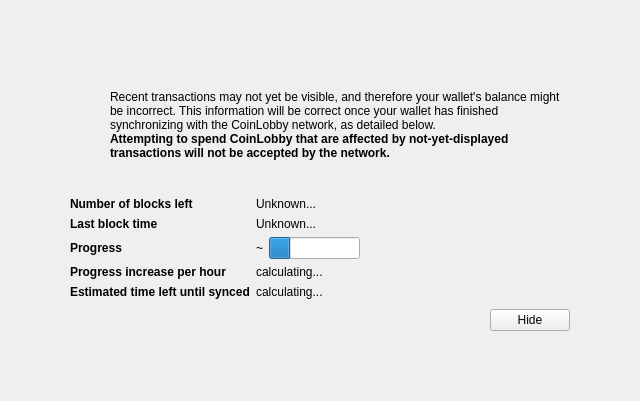
First picture: the form in src/qt/forms/modaloverlay.ui, repository coin-lobby/Coin-Lobby-Core, before the edit.
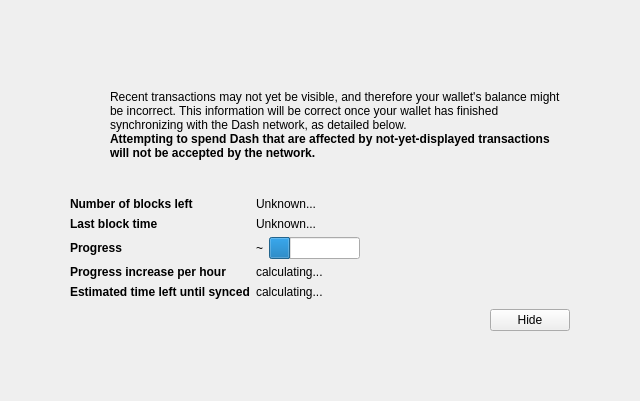
Second picture: the form after the edit. Icons and pictures are not drawn. Custom widgets are drawn as their Qt base class.

What changed in the file:
```diff
--- a/src/qt/forms/modaloverlay.ui
+++ b/src/qt/forms/modaloverlay.ui
@@ -128,7 +128,7 @@
              <item>
               <widget class="QLabel" name="infoText">
                <property name="text">
-                <string>Recent transactions may not yet be visible, and therefore your wallet's balance might be incorrect. This information will be correct once your wallet has finished synchronizing with the CoinLobby network, as detailed below.</string>
+                <string>Recent transactions may not yet be visible, and therefore your wallet's balance might be incorrect. This information will be correct once your wallet has finished synchronizing with the Dash network, as detailed below.</string>
                </property>
                <property name="textFormat">
                 <enum>Qt::RichText</enum>
@@ -147,7 +147,7 @@
                 </font>
                </property>
                <property name="text">
-                <string>Attempting to spend CoinLobby that are affected by not-yet-displayed transactions will not be accepted by the network.</string>
+                <string>Attempting to spend Dash that are affected by not-yet-displayed transactions will not be accepted by the network.</string>
                </property>
                <property name="textFormat">
                 <enum>Qt::RichText</enum>
```
